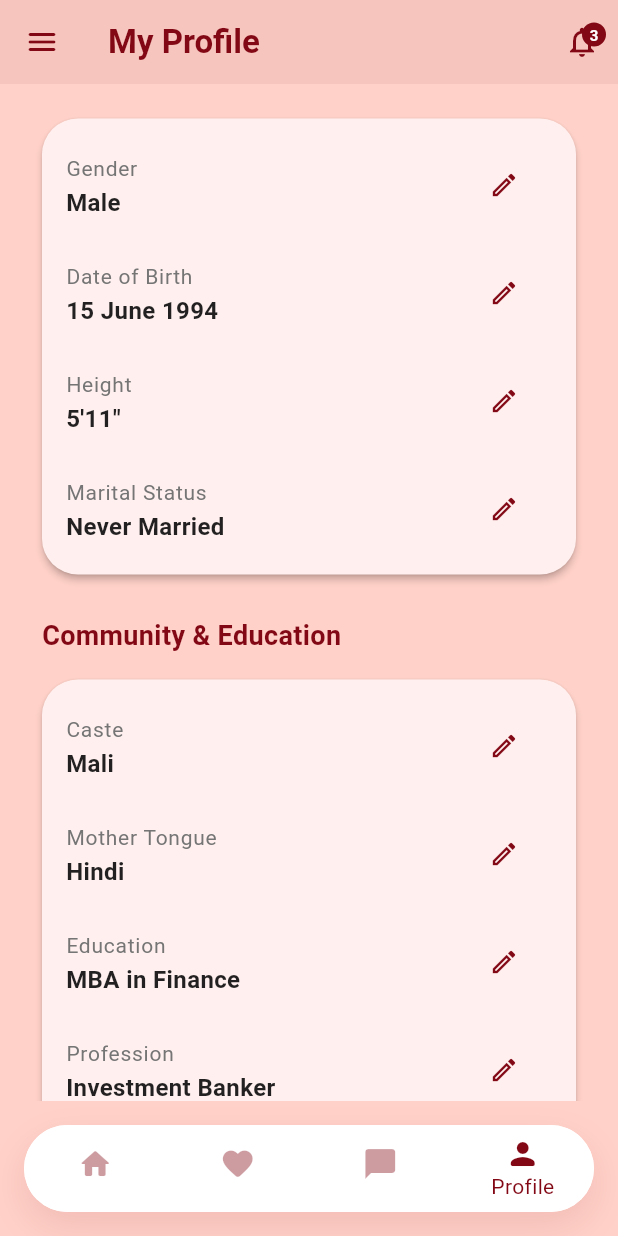
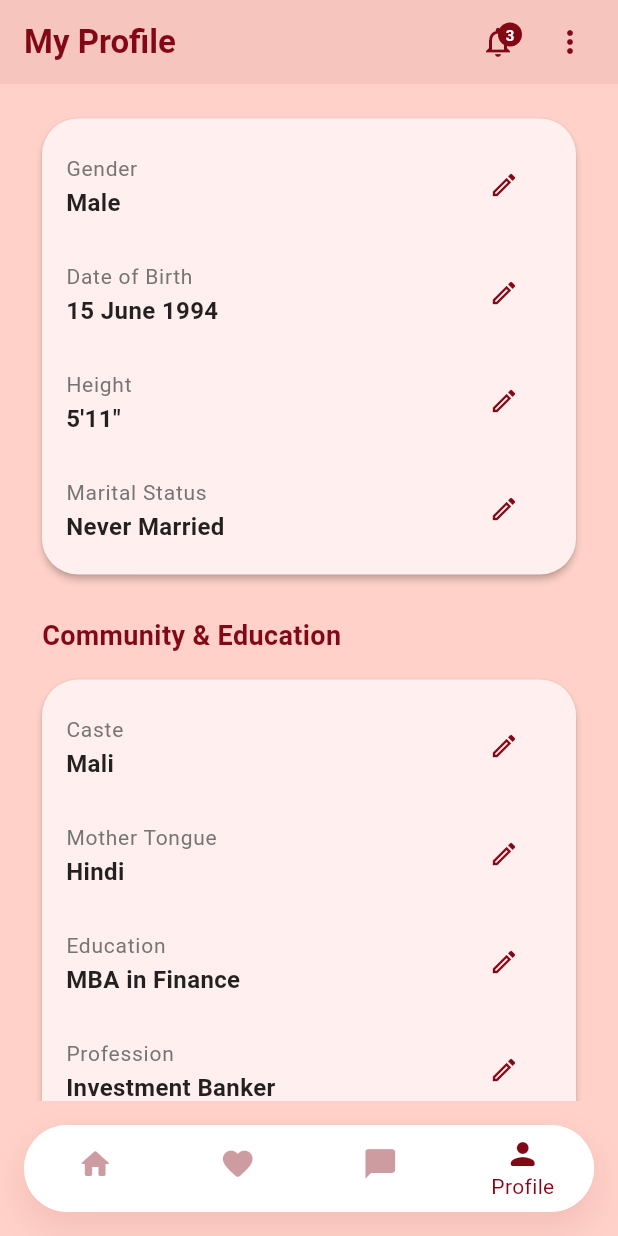
Before and after one commit to srgvlsn/Mali-Matrimony, a Flutter app: the DashboardScreen screen opened directly, item 4 of the bottom bar chosen, scrolled down 576 dp, on a phone screen of 412 x 824 dp. Run offline on Flutter 3.47's test engine with Material 3 defaults, Android fonts, the phone set to English and light mode, and no system bars; our stand-ins replace image_picker, shared_preferences; accounts and stored records are empty; network calls fail.

Commit message:
Version 0.1.2

```diff
--- a/lib/screens/dashboard_screen.dart
+++ b/lib/screens/dashboard_screen.dart
@@ -38,12 +38,6 @@ class _DashboardScreenState extends State<DashboardScreen> {
         ),
         backgroundColor: const Color(0xFFFFD1C8),
         elevation: 0,
-        leading: Builder(
-          builder: (context) => IconButton(
-            icon: const Icon(Icons.menu_rounded, color: Color(0xFF820815)),
-            onPressed: () => Scaffold.of(context).openDrawer(),
-          ),
-        ),
         actions: [
           Consumer<NotificationService>(
             builder: (context, notificationService, child) {
@@ -93,9 +87,27 @@ class _DashboardScreenState extends State<DashboardScreen> {
               );
             },
           ),
+          if (_selectedIndex == 3) // Only on Profile Tab
+            PopupMenuButton<String>(
+              icon: const Icon(
+                Icons.more_vert_rounded,
+                color: Color(0xFF820815),
+              ),
+              shape: RoundedRectangleBorder(
+                borderRadius: BorderRadius.circular(20),
+              ),
+              onSelected: (value) {
+                // Implement functionality
+              },
+              itemBuilder: (context) => [
+                _buildPopupMenuItem(Icons.settings_outlined, "Settings"),
+                _buildPopupMenuItem(Icons.help_outline, "Help & Support"),
+                _buildPopupMenuItem(Icons.policy_outlined, "Privacy Policy"),
+              ],
+            ),
+          const SizedBox(width: 8),
         ],
       ),
-      drawer: _buildDrawer(context),
       body: IndexedStack(index: _selectedIndex, children: _screens),
       bottomNavigationBar: Container(
         margin: const EdgeInsets.all(16),
@@ -163,61 +175,22 @@ class _DashboardScreenState extends State<DashboardScreen> {
     }
   }
 
-  Widget _buildDrawer(BuildContext context) {
-    return Drawer(
-      backgroundColor: const Color(0xFFFFD1C8),
-      child: Column(
+  PopupMenuItem<String> _buildPopupMenuItem(IconData icon, String title) {
+    return PopupMenuItem<String>(
+      value: title,
+      child: Row(
         children: [
-          DrawerHeader(
-            decoration: const BoxDecoration(color: Color(0xFF820815)),
-            child: Center(
-              child: Column(
-                mainAxisAlignment: MainAxisAlignment.center,
-                children: [
-                  const Icon(Icons.favorite, color: Colors.white, size: 48),
-                  const SizedBox(height: 12),
-                  const Text(
-                    "Mali Matrimony",
-                    style: TextStyle(
-                      color: Colors.white,
-                      fontSize: 20,
-                      fontWeight: FontWeight.bold,
-                    ),
-                  ),
-                ],
-              ),
-            ),
-          ),
-          _drawerItem(Icons.settings_outlined, "Settings"),
-          _drawerItem(Icons.help_outline, "Help & Support"),
-          _drawerItem(Icons.policy_outlined, "Privacy Policy"),
-          const Spacer(),
-          const Divider(),
-          const Padding(
-            padding: EdgeInsets.all(16.0),
-            child: Text(
-              "v1.0.0",
-              style: TextStyle(color: Color(0xFF820815), fontSize: 12),
+          Icon(icon, color: const Color(0xFF820815), size: 20),
+          const SizedBox(width: 12),
+          Text(
+            title,
+            style: const TextStyle(
+              color: Color(0xFF820815),
+              fontWeight: FontWeight.w500,
             ),
           ),
         ],
       ),
-    );
-  }
-
-  Widget _drawerItem(IconData icon, String title) {
-    return ListTile(
-      leading: Icon(icon, color: const Color(0xFF820815)),
-      title: Text(
-        title,
-        style: const TextStyle(
-          color: Color(0xFF820815),
-          fontWeight: FontWeight.w500,
-        ),
-      ),
-      onTap: () {
-        // Implement navigation or functionality
-      },
     );
   }
 }
```
